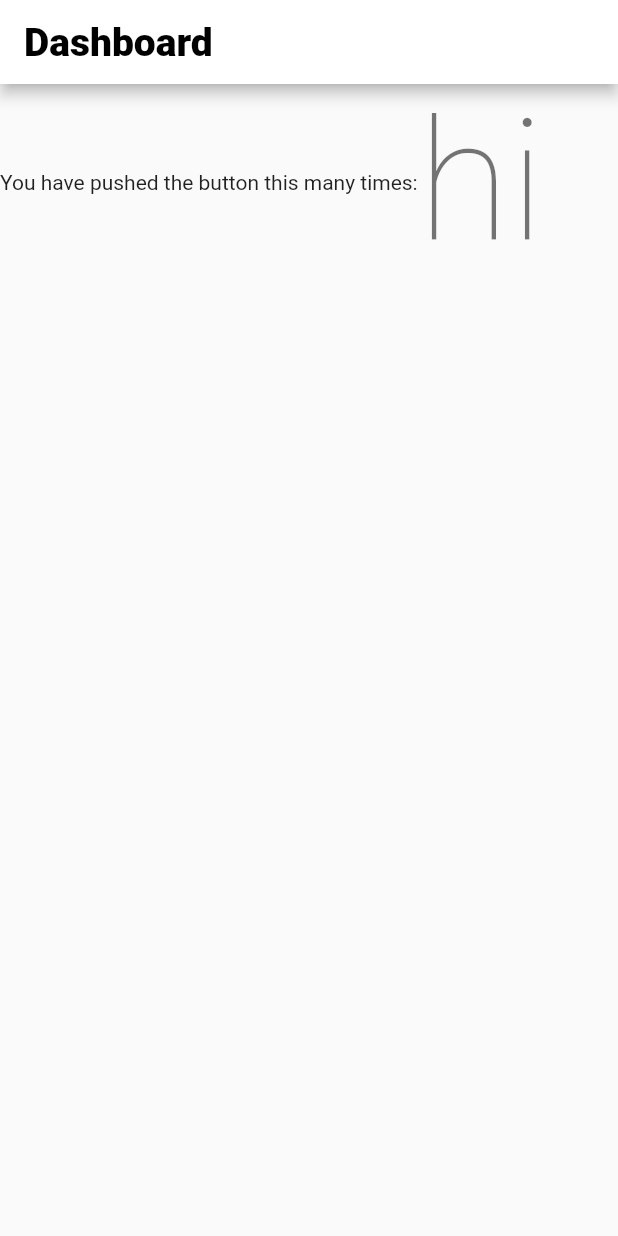
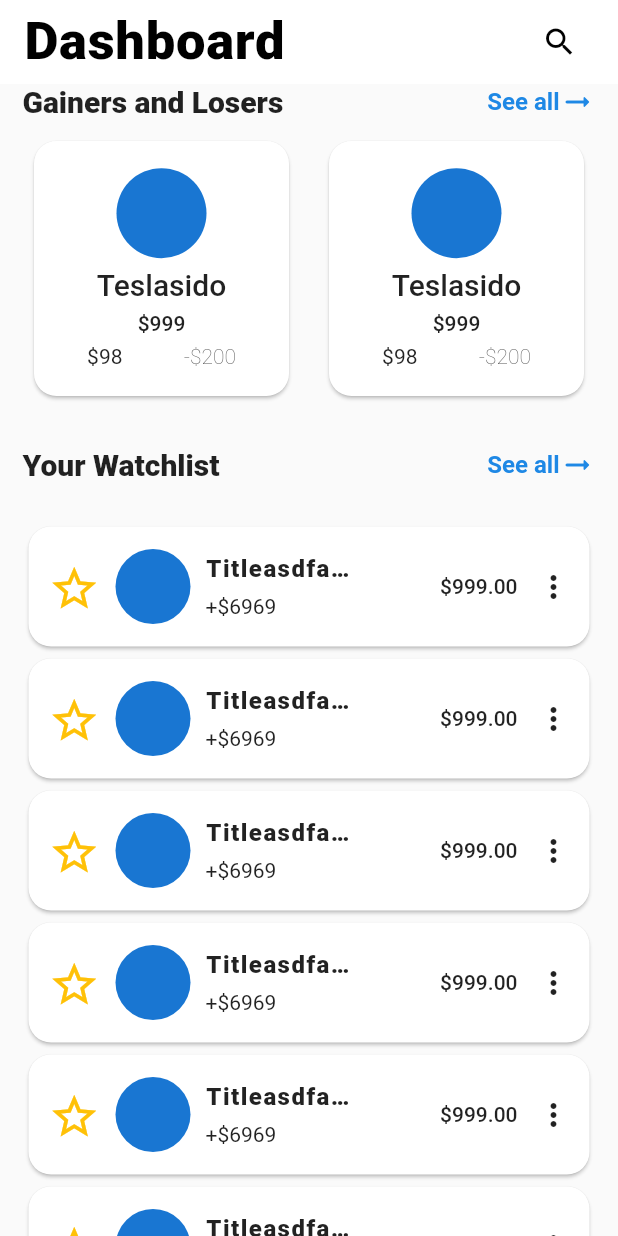
Before and after one commit to nicolas-lukita/stockee, a Flutter app: the screen it shows after launch, on a phone screen of 412 x 824 dp. Run offline on Flutter 3.47's test engine with Material 2 defaults, Android fonts, the phone set to English and light mode, and no system bars.

Commit message:
create dashboard components and layout

```diff
--- a/lib/dashboard/dash_screen.dart
+++ b/lib/dashboard/dash_screen.dart
@@ -1,4 +1,6 @@
 import 'package:flutter/material.dart';
+import 'package:stockee/dashboard/gain_lose_component.dart';
+import 'package:stockee/dashboard/watchlist_component.dart';
 
 class DashScreen extends StatefulWidget {
   const DashScreen({Key? key}) : super(key: key);
@@ -13,25 +15,44 @@ class _DashScreenState extends State<DashScreen> {
     return Scaffold(
       appBar: AppBar(
         backgroundColor: Colors.white,
-        title: Text(
+        elevation: 0,
+        title: const Text(
           "Dashboard",
-          style: Theme.of(context).textTheme.bodyText1,
+          style: TextStyle(
+              fontWeight: FontWeight.w800,
+              fontSize: 35,
+              color: Colors.black,
+              letterSpacing: 0.5),
         ),
+        actions: <Widget>[
+          Padding(
+            padding: const EdgeInsets.only(right: 15),
+            child: IconButton(
+              onPressed: () {},
+              icon: const Icon(Icons.search),
+              color: Colors.black,
+            ),
+          )
+        ],
       ),
-      body: SingleChildScrollView(
-        child: Row(
-          mainAxisAlignment: MainAxisAlignment.start,
-          children: <Widget>[
-            const Text(
-              'You have pushed the button this many times:',
-            ),
-            Text(
-              'hi',
-              style: Theme.of(context).textTheme.headline1,
-            ),
-          ],
-        ),
-      ),
+      body: OrientationBuilder(builder: (ctx, orientation) {
+        return orientation == Orientation.portrait
+            ? Column(
+                children: <Widget>[
+                  GainLoseComponent(orientation: orientation),
+                  const SizedBox(
+                    height: 30,
+                  ),
+                  const Expanded(child: WatchlistComponent())
+                ],
+              )
+            : Row(
+                children: <Widget>[
+                  Expanded(child: GainLoseComponent(orientation: orientation)),
+                  const Expanded(child: WatchlistComponent())
+                ],
+              );
+      }),
     );
   }
 }
--- /dev/null
+++ b/lib/dashboard/gain_lose_component.dart
@@ -0,0 +1,48 @@
+import 'package:flutter/material.dart';
+import './square_info_card.dart';
+
+class GainLoseComponent extends StatelessWidget {
+  const GainLoseComponent({Key? key, required this.orientation})
+      : super(key: key);
+  final Orientation orientation;
+
+  @override
+  Widget build(BuildContext context) {
+    return Column(children: <Widget>[
+      Padding(
+        padding: const EdgeInsets.symmetric(horizontal: 15),
+        child: Row(
+          mainAxisAlignment: MainAxisAlignment.spaceBetween,
+          children: <Widget>[
+            const Text(
+              "Gainers and Losers",
+              style: TextStyle(fontWeight: FontWeight.w800, fontSize: 20),
+            ),
+            InkWell(
+              borderRadius: BorderRadius.circular(20),
+              onTap: () {},
+              child: Row(
+                children: <Widget>[
+                  Text(
+                    "See all",
+                    style: TextStyle(
+                        fontWeight: FontWeight.w600,
+                        fontSize: 16,
+                        color: Colors.blue[600]),
+                  ),
+                  Icon(Icons.arrow_right_alt_rounded, color: Colors.blue[600])
+                ],
+              ),
+            )
+          ],
+        ),
+      ),
+      const SizedBox(
+        height: 10,
+      ),
+      Row(
+          mainAxisAlignment: MainAxisAlignment.spaceEvenly,
+          children: const <Widget>[SquareInfoCard(), SquareInfoCard()])
+    ]);
+  }
+}
--- /dev/null
+++ b/lib/dashboard/square_info_card.dart
@@ -0,0 +1,51 @@
+import 'package:flutter/material.dart';
+
+class SquareInfoCard extends StatelessWidget {
+  const SquareInfoCard({Key? key}) : super(key: key);
+
+  @override
+  Widget build(BuildContext context) {
+    return Card(
+      shape: RoundedRectangleBorder(
+        borderRadius: BorderRadius.circular(15),
+      ),
+      child: Container(
+        width: 150,
+        height: 150,
+        margin: const EdgeInsets.all(10),
+        padding: const EdgeInsets.all(5),
+        child: Column(
+          mainAxisAlignment: MainAxisAlignment.spaceAround,
+          children: <Widget>[
+            const CircleAvatar(
+              radius: 30,
+            ),
+            //Fittedbox to avoid overflow
+            FittedBox(
+              fit: BoxFit.scaleDown,
+              child: Text(
+                "Teslasido",
+                style: Theme.of(context).textTheme.headline6,
+                overflow: TextOverflow.ellipsis,
+              ),
+            ),
+            const Text(
+              "\$999",
+              style: TextStyle(fontWeight: FontWeight.w500),
+            ),
+            Row(
+              mainAxisAlignment: MainAxisAlignment.spaceAround,
+              children: const <Widget>[
+                Text("\$98"),
+                Text(
+                  "-\$200",
+                  style: TextStyle(fontWeight: FontWeight.w200),
+                )
+              ],
+            )
+          ],
+        ),
+      ),
+    );
+  }
+}
--- /dev/null
+++ b/lib/dashboard/watchlist_component.dart
@@ -0,0 +1,52 @@
+import 'package:flutter/material.dart';
+import './watchlist_item_card.dart';
+
+class WatchlistComponent extends StatelessWidget {
+  const WatchlistComponent({Key? key}) : super(key: key);
+
+  @override
+  Widget build(BuildContext context) {
+    return Column(children: <Widget>[
+      Padding(
+        padding: const EdgeInsets.symmetric(horizontal: 15),
+        child: Row(
+          mainAxisAlignment: MainAxisAlignment.spaceBetween,
+          children: <Widget>[
+            const Text(
+              "Your Watchlist",
+              style: TextStyle(fontWeight: FontWeight.w800, fontSize: 20),
+            ),
+            InkWell(
+              borderRadius: BorderRadius.circular(20),
+              onTap: () {},
+              child: Row(
+                children: <Widget>[
+                  Text(
+                    "See all",
+                    style: TextStyle(
+                        fontWeight: FontWeight.w600,
+                        fontSize: 16,
+                        color: Colors.blue[600]),
+                  ),
+                  Icon(Icons.arrow_right_alt_rounded, color: Colors.blue[600])
+                ],
+              ),
+            )
+          ],
+        ),
+      ),
+      const SizedBox(
+        height: 10,
+      ),
+      Expanded(
+          child: ListView.builder(
+        padding: const EdgeInsets.all(15),
+        shrinkWrap: true,
+        itemBuilder: (ctx, index) {
+          return const WatchlistItemCard(isFollowed: false);
+        },
+        itemCount: 6,
+      )),
+    ]);
+  }
+}
--- /dev/null
+++ b/lib/dashboard/watchlist_item_card.dart
@@ -0,0 +1,79 @@
+import 'package:flutter/material.dart';
+
+class WatchlistItemCard extends StatefulWidget {
+  const WatchlistItemCard({Key? key, required this.isFollowed})
+      : super(key: key);
+  final bool isFollowed;
+
+  @override
+  State<WatchlistItemCard> createState() => _WatchlistItemCardState();
+}
+
+class _WatchlistItemCardState extends State<WatchlistItemCard> {
+  @override
+  Widget build(BuildContext context) {
+    return Card(
+      shape: RoundedRectangleBorder(
+        borderRadius: BorderRadius.circular(15),
+      ),
+      child: SizedBox(
+        width: double.infinity,
+        height: 80,
+        child: Row(
+          mainAxisAlignment: MainAxisAlignment.spaceBetween,
+          children: <Widget>[
+            const SizedBox(
+              width: 5,
+            ),
+            IconButton(
+              onPressed: () {
+                setState(() {});
+              },
+              icon: Icon(
+                (widget.isFollowed ? Icons.star : Icons.star_border),
+                size: 35,
+              ),
+              color: Colors.amber,
+            ),
+            const SizedBox(
+              width: 5,
+            ),
+            const CircleAvatar(
+              radius: 25,
+            ),
+            const SizedBox(
+              width: 10,
+            ),
+            Container(
+              constraints: const BoxConstraints(minWidth: 100, maxWidth: 100),
+              child: Column(
+                mainAxisAlignment: MainAxisAlignment.center,
+                crossAxisAlignment: CrossAxisAlignment.start,
+                children: const <Widget>[
+                  Text(
+                    'Titleasdfasdfasdfasdf',
+                    style: TextStyle(
+                        fontWeight: FontWeight.w800,
+                        letterSpacing: 1,
+                        fontSize: 16),
+                    overflow: TextOverflow.ellipsis,
+                  ),
+                  SizedBox(
+                    height: 8,
+                  ),
+                  Text('+\$6969')
+                ],
+              ),
+            ),
+            const Spacer(),
+            const Text(
+              '\$999.00',
+              style: TextStyle(fontWeight: FontWeight.w500),
+            ),
+            IconButton(onPressed: () {}, icon: const Icon(Icons.more_vert))
+          ],
+        ),
+      ),
+    );
+  }
+}
```
